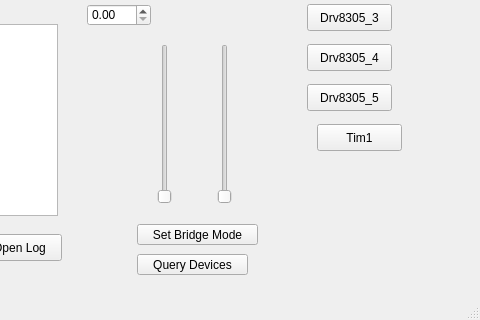
Old version of the form Bark/mainwindow.ui in the repository craftit/DogBotSoftware; both pictures show x 263 to 743 and y 133 to 453 of the 743 by 453 pixel window.
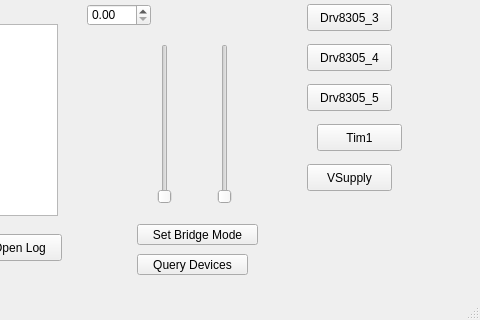
New version of the form.

Commit message: Add supply voltage monitoring.

```diff
--- a/Bark/mainwindow.ui
+++ b/Bark/mainwindow.ui
@@ -410,6 +410,19 @@
      <string>Device id</string>
     </property>
    </widget>
+   <widget class="QPushButton" name="pushButton">
+    <property name="geometry">
+     <rect>
+      <x>570</x>
+      <y>280</y>
+      <width>85</width>
+      <height>27</height>
+     </rect>
+    </property>
+    <property name="text">
+     <string>VSupply</string>
+    </property>
+   </widget>
   </widget>
   <widget class="QMenuBar" name="menuBar">
    <property name="geometry">
```
The commit also changes 10 other files.
